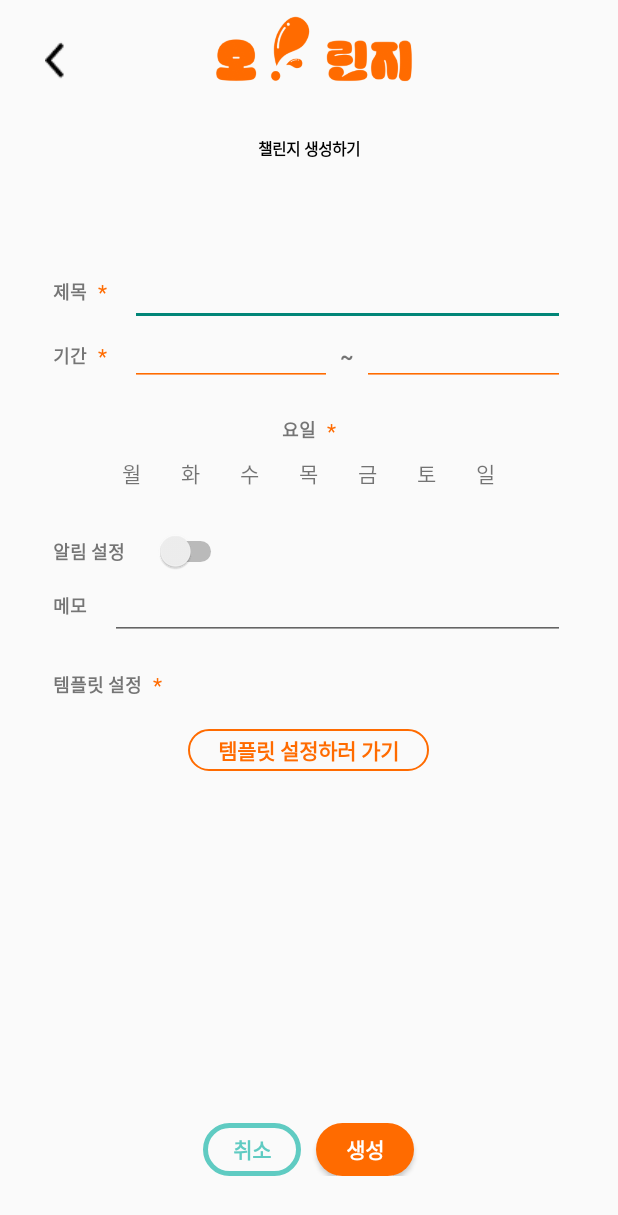
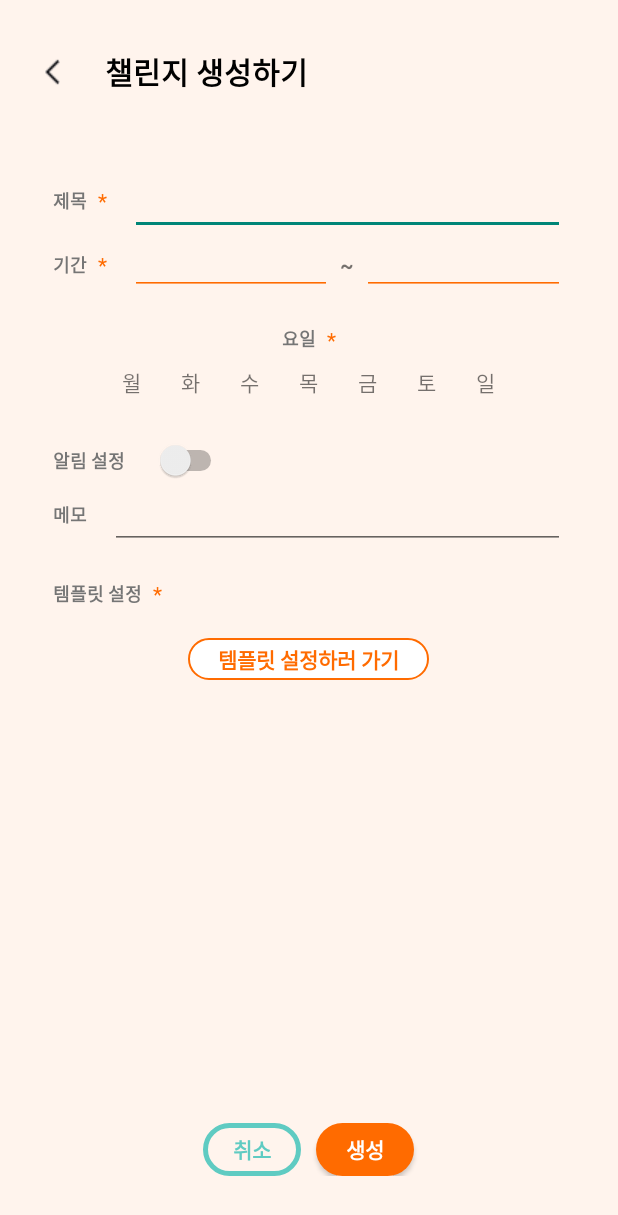
Before and after one commit to JakeKim4926/Oringe, an Android app: the ChallengeCreateActivity screen opened directly, with no data from a screen before it, on a phone screen of 412 x 824 dp. Shown: the top 1215 px of the screen. Run offline under Robolectric (Android 15) with nearby library versions, the phone set to English and light mode, and no system bars; our stand-ins replace Firebase (no records; nobody signed in at launch, a user with empty details on screens opened directly).

Commit message:
[design] backHeader

```diff
--- a/front/app/src/main/java/com/ssafy/oringe/activity/challenge/ChallengeCreateActivity.java
+++ b/front/app/src/main/java/com/ssafy/oringe/activity/challenge/ChallengeCreateActivity.java
@@ -40,7 +40,9 @@ import com.ssafy.oringe.api.challenge.Challenge;
 import com.ssafy.oringe.api.challenge.ChallengeService;
 import com.ssafy.oringe.api.member.Member;
 import com.ssafy.oringe.api.member.MemberService;
+import com.ssafy.oringe.ui.component.common.BackView;
 import com.ssafy.oringe.ui.component.common.CalendarView;
+import com.ssafy.oringe.ui.component.common.OnBackButtonClickListener;
 
 import org.w3c.dom.Text;
 
@@ -66,7 +68,7 @@ import retrofit2.Response;
 import retrofit2.Retrofit;
 import retrofit2.converter.gson.GsonConverterFactory;
 
-public class ChallengeCreateActivity extends AppCompatActivity {
+public class ChallengeCreateActivity extends AppCompatActivity implements OnBackButtonClickListener {
     private static final int REQUEST_CODE = 222;
     /* member */
     private String API_URL;
@@ -75,6 +77,7 @@ public class ChallengeCreateActivity extends AppCompatActivity {
 
     private ViewGroup templateListContainer; // 동적 뷰를 추가할 컨테이너
     private ViewGroup modifyContainer; // 동적 뷰를 추가할 컨테이너
+    private BackView backView;
 
     /* challenge */
     private boolean[] clicked;
@@ -101,6 +104,10 @@ public class ChallengeCreateActivity extends AppCompatActivity {
         // 로그인 정보
         SharedPreferences sharedPref = PreferenceManager.getDefaultSharedPreferences(getApplicationContext());
         memberId = sharedPref.getLong("loginId", 0);
+
+        // 뒤로 가기
+        backView = findViewById(R.id.challengeCreate_header);
+        backView.setOnBackButtonClickListener(this);
 
         // 알람 토글
         setAlarm();
@@ -478,4 +485,10 @@ public class ChallengeCreateActivity extends AppCompatActivity {
             return false;
         }
     }
+
+    @Override
+    public void onBackButtonClick() {
+        Intent intent = new Intent(this, ChallengeListActivity.class);
+        startActivity(intent);
+    }
 }
--- /dev/null
+++ b/front/app/src/main/java/com/ssafy/oringe/ui/component/common/BackView.java
@@ -0,0 +1,64 @@
+package com.ssafy.oringe.ui.component.common;
+
+import android.content.Context;
+import android.content.Intent;
+import android.content.res.TypedArray;
+import android.graphics.Color;
+import android.util.AttributeSet;
+import android.view.LayoutInflater;
+import android.view.View;
+import android.widget.ImageButton;
+import android.widget.ImageView;
+import android.widget.LinearLayout;
+import android.widget.TextView;
+
+import com.ssafy.oringe.R;
+import com.ssafy.oringe.activity.common.MainActivity;
+
+public class BackView extends LinearLayout {
+    private CharSequence headerText;
+    private TypedArray typedArray;
+    private ImageButton backButton;
+    private OnBackButtonClickListener onBackButtonClickListener;
+
+    public BackView(Context context) {
+        super(context);
+        init(context);
+    }
+
+    public BackView(Context context, AttributeSet attrs) {
+        super(context, attrs);
+        try {
+            typedArray = context.obtainStyledAttributes(attrs, R.styleable.BackView);
+            headerText = typedArray.getText(R.styleable.BackView_headerText);
+            init(context);
+        } finally {
+            typedArray.recycle(); // 메모리 누수 방지 보장
+        }
+    }
+
+    public BackView(Context context, AttributeSet attrs, int defStyle) {
+        super(context, attrs, defStyle);
+        init(context);
+    }
+
+    private void init(Context context) {
+        View view = LayoutInflater.from(context).inflate(R.layout.sample_back_view, this, false);
+        TextView textView = view.findViewById(R.id.backHeader_title);
+        textView.setText(headerText);
+        addView(view);
+
+        // 뒤로 가기
+        backButton = findViewById(R.id.backHeader_backButton);
+        backButton.setOnClickListener(v -> {
+            if (onBackButtonClickListener != null) {
+                onBackButtonClickListener.onBackButtonClick();
+            }
+        });
+    }
+
+    public void setOnBackButtonClickListener(OnBackButtonClickListener listener) {
+        this.onBackButtonClickListener = listener;
+    }
+
+}
--- a/front/app/src/main/java/com/ssafy/oringe/ui/component/common/HeaderOrangeView.java
+++ b/front/app/src/main/java/com/ssafy/oringe/ui/component/common/HeaderOrangeView.java
@@ -15,8 +15,6 @@ import com.ssafy.oringe.R;
 import com.ssafy.oringe.activity.common.MainActivity;
 
 public class HeaderOrangeView extends FrameLayout {
-
-    private ImageButton backButton;
     private ImageView logoImageView;
 
     public HeaderOrangeView(Context context) {
@@ -38,14 +36,6 @@ public class HeaderOrangeView extends FrameLayout {
         View view = LayoutInflater.from(context).inflate(R.layout.sample_header_orange_view, this, false);
         addView(view);
 
-        // 뒤로 가기
-        backButton = findViewById(R.id.backButton);
-        backButton.setOnClickListener(v -> {
-            if (context instanceof Activity) {
-                ((Activity) context).onBackPressed();
-            }
-        });
-
         // 홈으로 가기
         logoImageView = findViewById(R.id.logoImageView);
         logoImageView.setOnClickListener(v -> {
--- /dev/null
+++ b/front/app/src/main/java/com/ssafy/oringe/ui/component/common/OnBackButtonClickListener.java
@@ -0,0 +1,5 @@
+package com.ssafy.oringe.ui.component.common;
+
+public interface OnBackButtonClickListener {
+    void onBackButtonClick();
+}
--- a/front/app/src/main/res/drawable/button_border_orange_thin.xml
+++ b/front/app/src/main/res/drawable/button_border_orange_thin.xml
@@ -2,7 +2,7 @@
 <selector xmlns:android="http://schemas.android.com/apk/res/android">
     <item>
         <shape android:shape="rectangle">
-            <solid android:color="@color/transparent" />
+            <solid android:color="@color/white" />
             <stroke android:width="1dp" android:color="@color/oringe_main" />
             <corners android:radius="100dp" />
         </shape>
--- a/front/app/src/main/res/layout/activity_challenge_create_form.xml
+++ b/front/app/src/main/res/layout/activity_challenge_create_form.xml
@@ -6,6 +6,7 @@
     android:layout_width="match_parent"
     android:layout_height="match_parent"
     android:gravity="center_horizontal"
+    android:background="@color/background_color"
     android:orientation="vertical"
     tools:context=".activity.challenge.ChallengeCreateActivity">
 
@@ -21,20 +22,13 @@
             android:orientation="vertical">
 
             <!--헤더-->
-            <com.ssafy.oringe.ui.component.common.HeaderOrangeView
+            <com.ssafy.oringe.ui.component.common.BackView
+                android:id="@+id/challengeCreate_header"
                 android:layout_width="match_parent"
-                android:layout_height="wrap_content" />
+                android:layout_height="wrap_content"
+                app:headerText="챌린지 생성하기" />
 
             <!--챌린지 생성하기-->
-            <com.ssafy.oringe.ui.component.common.TitleView
-                android:layout_width="wrap_content"
-                android:layout_height="wrap_content"
-                android:layout_gravity="center"
-                android:layout_marginTop="30dp"
-                android:layout_marginBottom="30dp"
-                app:text="챌린지 생성하기"
-                app:textSize="7sp" />
-
             <LinearLayout
                 android:layout_width="match_parent"
                 android:layout_height="wrap_content"
--- a/front/app/src/main/res/layout/activity_template.xml
+++ b/front/app/src/main/res/layout/activity_template.xml
@@ -5,6 +5,7 @@
     android:id="@+id/template"
     android:layout_width="match_parent"
     android:layout_height="match_parent"
+    android:background="@color/background_color"
     android:orientation="vertical"
     tools:context=".activity.challenge.TemplateActivity">
 
--- /dev/null
+++ b/front/app/src/main/res/layout/sample_back_view.xml
@@ -0,0 +1,33 @@
+<LinearLayout xmlns:android="http://schemas.android.com/apk/res/android"
+    xmlns:app="http://schemas.android.com/apk/res-auto"
+    android:id="@+id/backHeader"
+    android:layout_width="match_parent"
+    android:layout_height="?attr/actionBarSize"
+    android:layout_marginTop="20dp"
+    android:orientation="horizontal">
+
+    <LinearLayout
+        android:layout_width="match_parent"
+        android:layout_height="match_parent"
+        android:layout_gravity="center"
+        android:orientation="horizontal">
+
+        <ImageButton
+            android:id="@+id/backHeader_backButton"
+            android:layout_width="wrap_content"
+            android:layout_height="wrap_content"
+            android:background="@color/transparent"
+            android:padding="30dp"
+            android:src="@drawable/arrow_back" />
+
+        <TextView
+            android:id="@+id/backHeader_title"
+            android:layout_width="wrap_content"
+            android:layout_height="wrap_content"
+            android:layout_gravity="center_vertical"
+            android:textSize="20sp"
+            android:textColor="@color/black"
+            android:textStyle="bold" />
+   </LinearLayout>
+
+</LinearLayout>
--- a/front/app/src/main/res/layout/sample_header_orange_view.xml
+++ b/front/app/src/main/res/layout/sample_header_orange_view.xml
@@ -7,7 +7,7 @@
     android:orientation="horizontal">
 
 
-    <FrameLayout
+    <LinearLayout
         android:layout_width="match_parent"
         android:layout_height="wrap_content">
 
@@ -17,14 +17,6 @@
             android:layout_height="match_parent"
             android:src="@drawable/logo_org" />
 
-        <ImageButton
-            android:id="@+id/backButton"
-            android:layout_width="wrap_content"
-            android:layout_height="match_parent"
-            android:background="@color/transparent"
-            android:padding="30dp"
-            android:src="@drawable/arrow_back" />
-    </FrameLayout>
-
+    </LinearLayout>
 
 </LinearLayout>
--- a/front/app/src/main/res/layout/sample_list_view.xml
+++ b/front/app/src/main/res/layout/sample_list_view.xml
@@ -9,7 +9,6 @@
         android:layout_width="match_parent"
         android:layout_height="wrap_content"
         android:orientation="vertical"
-        android:background="@color/light_oringe"
         android:padding="23dp">
 
         <LinearLayout
--- a/front/app/src/main/res/values-night/styles.xml
+++ b/front/app/src/main/res/values-night/styles.xml
@@ -27,5 +27,9 @@
         <item name="android:inputType">number</item>
     </style>
 
+    <style name="Widget.Theme.Oringe.MyView" parent="">
+        <item name="android:background">@color/gray_600</item>
+    </style>
+
 
 </resources>
--- /dev/null
+++ b/front/app/src/main/res/values/attrs_back_view.xml
@@ -0,0 +1,5 @@
+<resources>
+    <declare-styleable name="BackView">
+        <attr name="headerText" format="string" />
+    </declare-styleable>
+</resources>
--- a/front/app/src/main/res/values/styles.xml
+++ b/front/app/src/main/res/values/styles.xml
@@ -26,4 +26,8 @@
     <style name="NumberInputStyle" parent="Widget.AppCompat.EditText">
         <item name="android:inputType">number</item>
     </style>
+
+    <style name="Widget.Theme.Oringe.MyView" parent="">
+        <item name="android:background">@color/gray_400</item>
+    </style>
 </resources>
```
Also changed, not shown: front/app/src/main/java/com/ssafy/oringe/activity/challenge/ChallengeListActivity.java (+12 -0 lines), front/app/src/main/res/layout/activity_challenge_list.xml (+6 -3 lines), front/app/src/main/res/layout/activity_signup.xml (+1 -8 lines), front/app/src/main/res/drawable/arrow_back.png.
